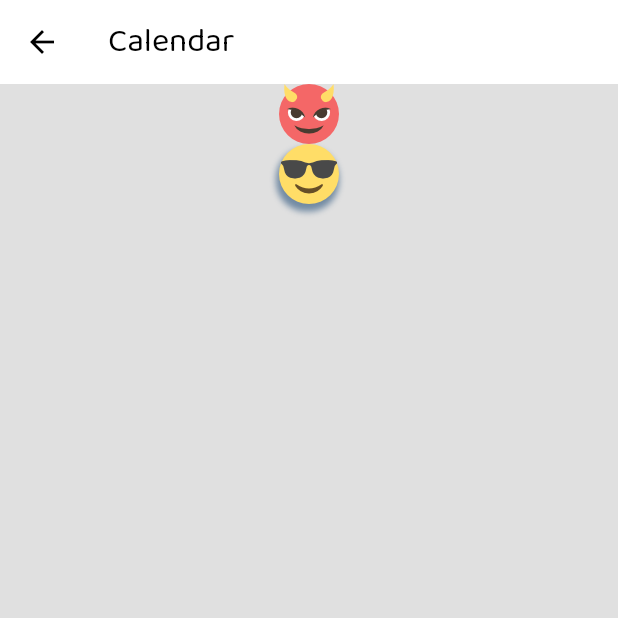
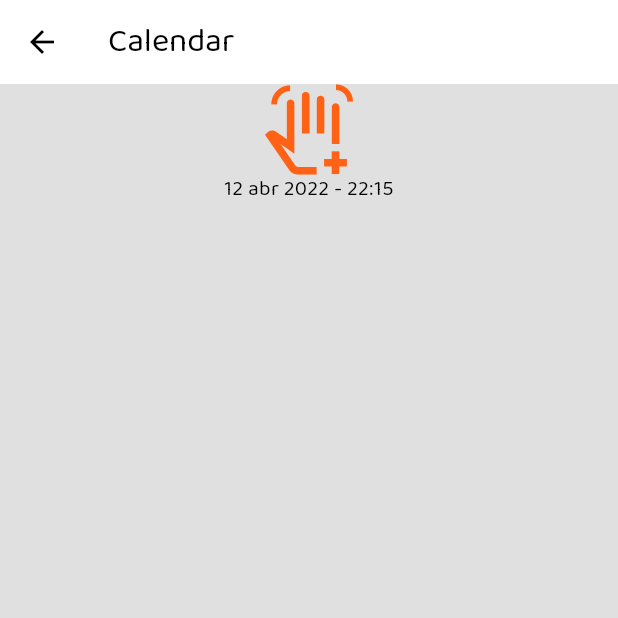
Before and after one commit to ValdemarPM/cooszy_pre, a Flutter app: the Calendar screen opened directly, on a phone screen of 412 x 824 dp, the top half of it. Run offline on Flutter 3.47's test engine with Material 3 defaults, Android fonts, the phone set to English and light mode, and no system bars; our stand-ins replace persistent_bottom_nav_bar_v2.

Commit message:
Custom icons and Date format
Custom icon for To-Do button in My People. And demo date format in Calendar…

```diff
--- a/lib/screens/bases/assets_utils.dart
+++ b/lib/screens/bases/assets_utils.dart
@@ -1,5 +1,4 @@
 import 'package:flutter/material.dart';
-//import 'package:flutter_svg/svg.dart';
 
 class AssetsUtils {
   static final AssetsUtils _instance = AssetsUtils._internal();
@@ -29,25 +28,4 @@ class AssetsUtils {
       await precacheImage(AssetImage(imagePath), context);
     }
   }
-
-  /// Skipping SVGs for now.
-  /// I'm not sure if the ones I'm using are too heavy in terms of performance.
-  //static const String emojiIntimate = "assets/icons/intimate_someone.svg";
-  //static const String emojiClose = "assets/icons/close_someone.svg";
-
-  /*
-  static Future<void> svgPrecacheImages(BuildContext context) async {
-    // SVGs
-    const cacheSvgImages = [
-      AssetsUtils.emojiIntimate,
-      AssetsUtils.emojiClose,
-    ];
-
-    for (var element in cacheSvgImages) {
-      var loader = SvgAssetLoader(element);
-      svg.cache
-          .putIfAbsent(loader.cacheKey(null), () => loader.loadBytes(null));
-    }
-  }
-  */
 }
--- a/lib/screens/pages/calendar.dart
+++ b/lib/screens/pages/calendar.dart
@@ -1,7 +1,8 @@
-import 'package:cooszy_pre/screens/bases/assets_utils.dart';
 import 'package:cooszy_pre/screens/bases/base_widget.dart';
+import 'package:cooszy_pre/themes/cooszy_icons.dart';
 import 'package:flutter/material.dart';
-//import 'package:flutter_svg/svg.dart';
+import 'package:intl/intl.dart';
+import 'package:intl/date_symbol_data_local.dart';
 
 class Calendar extends StatefulWidget {
   const Calendar({super.key});
@@ -12,34 +13,30 @@ class Calendar extends StatefulWidget {
 }
 
 class _CalendarState extends State<Calendar> {
-  /*
-  final String emojiIntimateIcon = AssetsUtils.emojiIntimate;
-  final String emojiCloseIcon = AssetsUtils.emojiClose;
-  Widget svgIntimate = Container();
-  Widget svgClose = Container();
+  // Initialize the date var
+  String _formattedDateTime = '';
 
   @override
   void initState() {
     super.initState();
-    svgIntimate = SvgPicture.asset(
-      emojiIntimateIcon,
-      semanticsLabel: "Intimate",
-      width: 40,
-      height: 40,
-    );
-    svgClose = SvgPicture.asset(
-      emojiCloseIcon,
-      semanticsLabel: "Close",
-      width: 40,
-      height: 40,
-    );
+    initializeDateFormatting('es_ES', null).then((_) {
+      _formatDateTime();
+      setState(() {}); // Trigger a rebuild after updating _formattedDateTime
+    }).catchError((error) {
+      _formattedDateTime = 'Failed to initialize date formatting: $error';
+      // Handle initialization failure here
+    });
   }
-  */
+
+  void _formatDateTime() {
+    final dateTime = DateTime(2022, 04, 12, 22, 15);
+    final formatter = DateFormat('dd MMM yyyy - HH:mm', 'es_ES');
+    _formattedDateTime = formatter.format(dateTime);
+  }
 
   @override
   Widget build(BuildContext context) {
     return BaseWidget(
-      // Wrap your screen content with BaseWidget
       child: Scaffold(
         backgroundColor:
             Colors.transparent, // Ensure Scaffold background is transparent
@@ -48,41 +45,17 @@ class _CalendarState extends State<Calendar> {
         ),
         body: Column(
           children: [
-            /*
-            Container(
-              decoration: BoxDecoration(boxShadow: [
-                BoxShadow(
-                    color: Theme.of(context).colorScheme.onInverseSurface,
-                    spreadRadius: 1,
-                    blurRadius: 3,
-                    offset: const Offset(-1, 4))
-              ], borderRadius: const BorderRadius.all(Radius.circular(20))),
-              child: svgClose, // Use the svg here
+            Center(
+                child: Icon(
+              CooszyIcons.to_do_add,
+              size: 60,
+              color: Theme.of(context).colorScheme.primary,
+            )
+                //Text("Calendar"),
+                ),
+            Center(
+              child: Text(_formattedDateTime),
             ),
-            Center(
-              child: svgIntimate, // Use the svg here
-            ),
-            */
-            Center(
-                child: Image.asset(
-              AssetsUtils.emojiLevelNasty,
-              width: 40,
-              height: 40,
-            )),
-            Container(
-              decoration: BoxDecoration(boxShadow: [
-                BoxShadow(
-                    color: Theme.of(context).colorScheme.onInverseSurface,
-                    spreadRadius: 1,
-                    blurRadius: 3,
-                    offset: const Offset(-1, 4))
-              ], borderRadius: const BorderRadius.all(Radius.circular(20))),
-              child: Image.asset(
-                AssetsUtils.emojiLevelCasual,
-                width: 40,
-                height: 40,
-              ),
-            )
           ],
         ),
       ),
--- /dev/null
+++ b/lib/themes/cooszy_icons.dart
@@ -0,0 +1,14 @@
+import 'package:flutter/material.dart';
+
+/// See: https://www.flutterclutter.dev/flutter/tutorials/2022-04-01-icons-in-flutter/
+
+class CooszyIcons {
+  CooszyIcons._();
+
+  static const String _fontFamily = "cooszy-icons";
+
+  // ignore: constant_identifier_names
+  static const IconData to_do = IconData(0xe800, fontFamily: _fontFamily);
+  // ignore: constant_identifier_names
+  static const IconData to_do_add = IconData(0xe801, fontFamily: _fontFamily);
+}
--- a/lib/themes/light_mode.dart
+++ b/lib/themes/light_mode.dart
@@ -7,11 +7,14 @@ ThemeData lightMode = ThemeData(
     background: Colors.white,
     //primary: Colors.grey.shade500,
     //primary: const Color.fromARGB(255, 160, 0, 80),
-    primary: const Color.fromARGB(255, 0, 110, 240),
-    secondary: Colors.grey.shade600,
+    //primary: const Color.fromARGB(255, 0, 110, 240),
+    primary: const Color.fromARGB(255, 255, 98, 20),
+    secondary: const Color.fromARGB(255, 122, 100, 86),
     tertiary: Colors.grey.shade100,
     //inversePrimary: Colors.grey.shade700,
-    inversePrimary: const Color.fromARGB(255, 0, 50, 100),
-    onInverseSurface: const Color.fromARGB(125, 0, 50, 100),
+    //inversePrimary: const Color.fromARGB(255, 0, 50, 100),
+    inversePrimary: const Color.fromARGB(255, 51, 12, 2),
+    onInverseSurface: const Color.fromARGB(150, 51, 12, 2),
+    onPrimaryContainer: const Color.fromARGB(150, 255, 98, 20),
   ),
 );
--- a/pubspec.yaml
+++ b/pubspec.yaml
@@ -40,6 +40,7 @@ dependencies:
   persistent_bottom_nav_bar_v2: ^5.0.0
   smooth_page_indicator: ^1.1.0
   flutter_svg: ^2.0.10+1
+  intl: ^0.19.0
 
 dev_dependencies:
   flutter_test:
@@ -111,3 +112,6 @@ flutter:
           weight: 700
         - asset: assets/fonts/Baloo2-ExtraBold.ttf
           weight: 800
+    - family: cooszy-icons
+      fonts:
+        - asset: assets/fonts/cooszy-icons.ttf
```
Also changed, not shown: lib/main.dart (+1 -28 lines), lib/screens/bases/persisten_bottom_nav_bar_demo.dart (+6 -3 lines), lib/screens/pages/my_people.dart (+14 -6 lines), lib/screens/subpages/todos.dart (added, +57 -0 lines), lib/themes/nav_bar_styling.dart (added, +152 -0 lines), assets/fonts/cooszy-icons.ttf (added), pubspec.lock.
